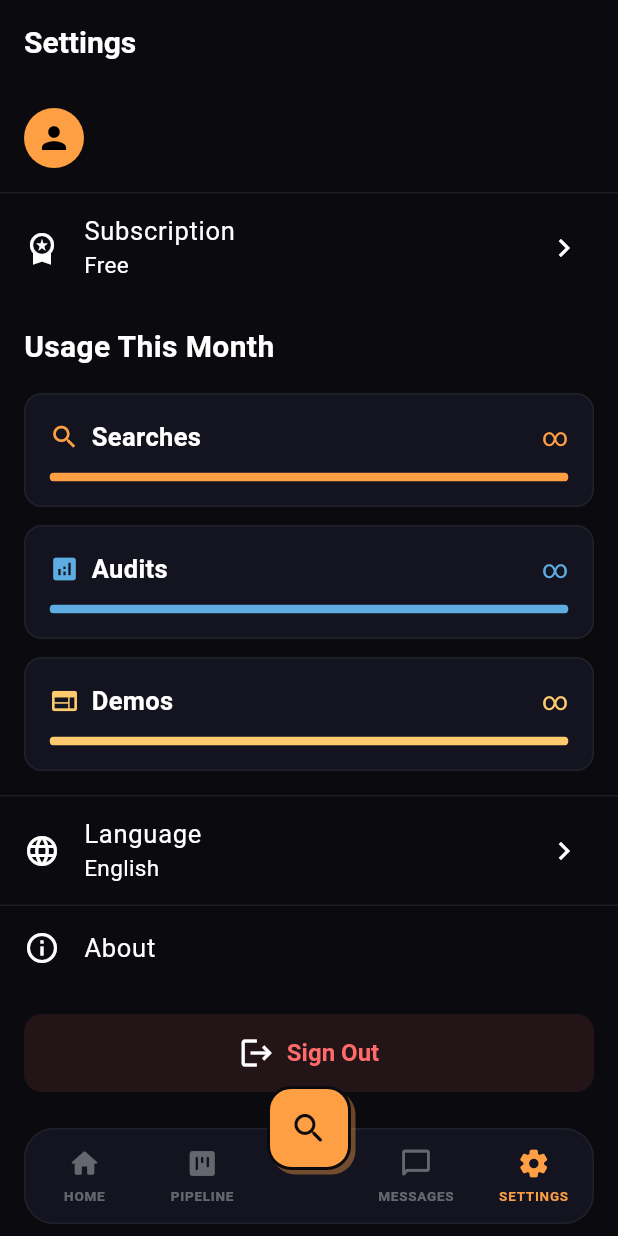
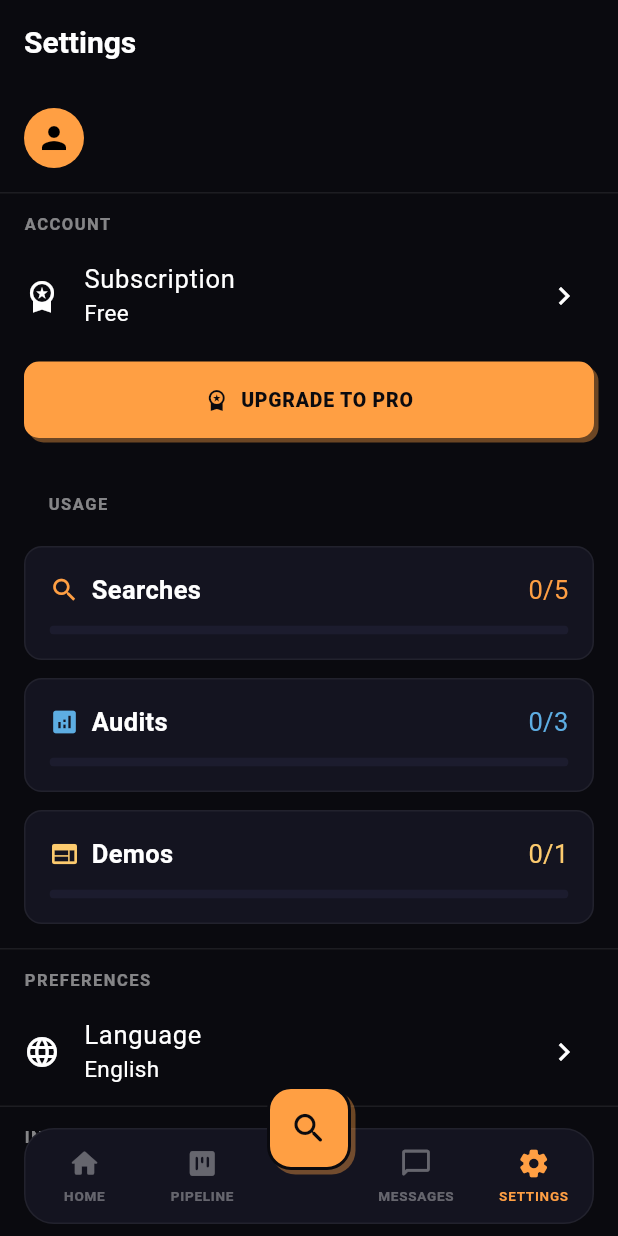
Before and after one commit to mary-apps/leadforge, a Flutter app: the screen it shows once a user with an empty profile is signed in, item 4 of the bottom bar chosen, on a phone screen of 412 x 824 dp. Run offline on Flutter 3.47's test engine with Material 3 defaults, Android fonts, the phone set to English and light mode, and no system bars; our stand-ins replace confetti, fl_chart, flutter_animate, flutter_riverpod, freezed_annotation, go_router and 3 more; missing offline and left inert: purchases_flutter; accounts and stored records are empty; generated files the repository leaves out were written again; Roboto replaces fonts that are missing (SF Mono, SF Pro Text).

Commit message:
feat(screens): restyle settings, onboarding, build-demo, outreach with brutal accents
Co-Authored-By: Claude Opus 4.6 <noreply@anthropic.com>

```diff
--- a/lib/screens/settings/settings_screen.dart
+++ b/lib/screens/settings/settings_screen.dart
@@ -3,9 +3,10 @@ import 'package:flutter_riverpod/flutter_riverpod.dart';
 
 import '../../config/theme.dart';
 import '../../providers/auth_provider.dart';
+import '../../models/profile.dart';
 import '../../providers/profile_provider.dart';
 import '../../providers/subscription_provider.dart';
-import '../../widgets/animated_button.dart';
+import '../../widgets/brutal_button.dart';
 import '../../utils/haptics.dart';
 
 class SettingsScreen extends ConsumerWidget {
@@ -45,6 +46,7 @@ class SettingsScreen extends ConsumerWidget {
           const Divider(),
 
           // Subscription section
+          _sectionLabel('Account'),
           ListTile(
             leading: const Icon(Icons.workspace_premium),
             title: const Text('Subscription'),
@@ -59,6 +61,25 @@ class SettingsScreen extends ConsumerWidget {
             },
           ),
 
+          // Upgrade CTA for free users
+          isProAsync.when(
+            data: (isPro) {
+              if (isPro) return const SizedBox();
+              return Padding(
+                padding: const EdgeInsets.symmetric(horizontal: 16, vertical: 8),
+                child: BrutalButton(
+                  label: 'Upgrade to Pro',
+                  icon: Icons.workspace_premium,
+                  onPressed: () {
+                    // TODO: Show subscription management
+                  },
+                ),
+              );
+            },
+            loading: () => const SizedBox(),
+            error: (_, __) => const SizedBox(),
+          ),
+
           // Usage section
           profileAsync.when(
             data: (profile) {
@@ -69,10 +90,7 @@ class SettingsScreen extends ConsumerWidget {
                 child: Column(
                   crossAxisAlignment: CrossAxisAlignment.start,
                   children: [
-                    Text(
-                      'Usage This Month',
-                      style: AppTypography.titleLarge,
-                    ),
+                    _sectionLabel('Usage'),
                     const SizedBox(height: 16),
                     _UsageMeter(
                       label: 'Searches',
@@ -108,6 +126,7 @@ class SettingsScreen extends ConsumerWidget {
           const Divider(),
 
           // Language
+          _sectionLabel('Preferences'),
           ListTile(
             leading: const Icon(Icons.language),
             title: const Text('Language'),
@@ -121,6 +140,7 @@ class SettingsScreen extends ConsumerWidget {
           const Divider(),
 
           // About
+          _sectionLabel('Info'),
           ListTile(
             leading: const Icon(Icons.info_outline),
             title: const Text('About'),
@@ -136,7 +156,10 @@ class SettingsScreen extends ConsumerWidget {
           // Sign out
           Padding(
             padding: const EdgeInsets.all(16),
-            child: AnimatedButton(
+            child: BrutalButton(
+              label: 'Sign Out',
+              icon: Icons.logout,
+              color: AppColors.danger,
               onPressed: () {
                 Haptics.medium();
                 showDialog(
@@ -150,32 +173,37 @@ class SettingsScreen extends ConsumerWidget {
                         onPressed: () => Navigator.pop(context),
                         child: const Text('Cancel'),
                       ),
-                      AnimatedButton(
+                      BrutalButton(
+                        label: 'Sign Out',
+                        color: AppColors.danger,
                         onPressed: () async {
                           Navigator.pop(context);
                           Haptics.heavy();
                           await ref.read(authProvider.notifier).signOut();
                         },
-                        backgroundColor: AppColors.danger,
-                        child: const Text('Sign Out'),
                       ),
                     ],
                   ),
                 );
               },
-              backgroundColor: AppColors.danger.withOpacity(0.1),
-              foregroundColor: AppColors.danger,
-              child: Row(
-                mainAxisAlignment: MainAxisAlignment.center,
-                children: const [
-                  Icon(Icons.logout),
-                  SizedBox(width: 8),
-                  Text('Sign Out'),
-                ],
-              ),
             ),
           ),
         ],
+      ),
+    );
+  }
+
+  static Widget _sectionLabel(String text) {
+    return Padding(
+      padding: const EdgeInsets.only(left: 16, top: 12, bottom: 4),
+      child: Text(
+        text.toUpperCase(),
+        style: const TextStyle(
+          fontWeight: FontWeight.w700,
+          fontSize: 11,
+          letterSpacing: 1.0,
+          color: AppColors.textSecondary,
+        ),
       ),
     );
   }
@@ -201,8 +229,24 @@ class _UsageMeter extends StatelessWidget {
   Widget build(BuildContext context) {
     final isUnlimited = limit == null;
     final progress = isUnlimited ? 1.0 : (used / limit!).clamp(0.0, 1.0);
-    final isNearLimit = !isUnlimited && used >= (limit! * 0.8);
+    final isHighUsage = !isUnlimited && used > (limit! * 0.8);
     final isAtLimit = !isUnlimited && used >= limit!;
+
+    final progressBarWidget = ClipRRect(
+      borderRadius: BorderRadius.circular(4),
+      child: LinearProgressIndicator(
+        value: progress,
+        backgroundColor: AppColors.surfaceLight,
+        valueColor: AlwaysStoppedAnimation<Color>(
+          isAtLimit
+              ? AppColors.danger
+              : isHighUsage
+                  ? AppColors.warning
+                  : color,
+        ),
+        minHeight: 6,
+      ),
+    );
 
     return Container(
       padding: const EdgeInsets.all(16),
@@ -211,6 +255,7 @@ class _UsageMeter extends StatelessWidget {
         borderRadius: BorderRadius.circular(12),
         border: Border.all(
           color: isAtLimit ? AppColors.danger : AppColors.border,
+          width: isAtLimit ? 2 : 1,
         ),
       ),
       child: Column(
@@ -229,7 +274,7 @@ class _UsageMeter extends StatelessWidget {
                 ),
               ),
               Text(
-                isUnlimited ? '∞' : '$used/$limit',
+                isUnlimited ? '\u221e' : '$used/$limit',
                 style: AppTypography.bodyLarge.copyWith(
                   color: isAtLimit ? AppColors.danger : color,
                   fontFamily: 'SF Mono',
@@ -238,21 +283,17 @@ class _UsageMeter extends StatelessWidget {
             ],
           ),
           const SizedBox(height: 12),
-          ClipRRect(
-            borderRadius: BorderRadius.circular(4),
-            child: LinearProgressIndicator(
-              value: progress,
-              backgroundColor: AppColors.surfaceLight,
-              valueColor: AlwaysStoppedAnimation<Color>(
-                isAtLimit
-                    ? AppColors.danger
-                    : isNearLimit
-                        ? AppColors.warning
-                        : color,
+          if (isHighUsage && !isAtLimit)
+            Container(
+              padding: const EdgeInsets.all(2),
+              decoration: BoxDecoration(
+                borderRadius: BorderRadius.circular(6),
+                border: Border.all(color: AppColors.danger, width: 1.5),
               ),
-              minHeight: 6,
-            ),
-          ),
+              child: progressBarWidget,
+            )
+          else
+            progressBarWidget,
           if (isAtLimit) ...[
             const SizedBox(height: 8),
             Row(
```
Also changed, not shown: lib/screens/onboarding/onboarding_screen_enhanced.dart (+13 -21 lines), lib/screens/outreach/outreach_screen.dart (+37 -34 lines), 1 other file.
